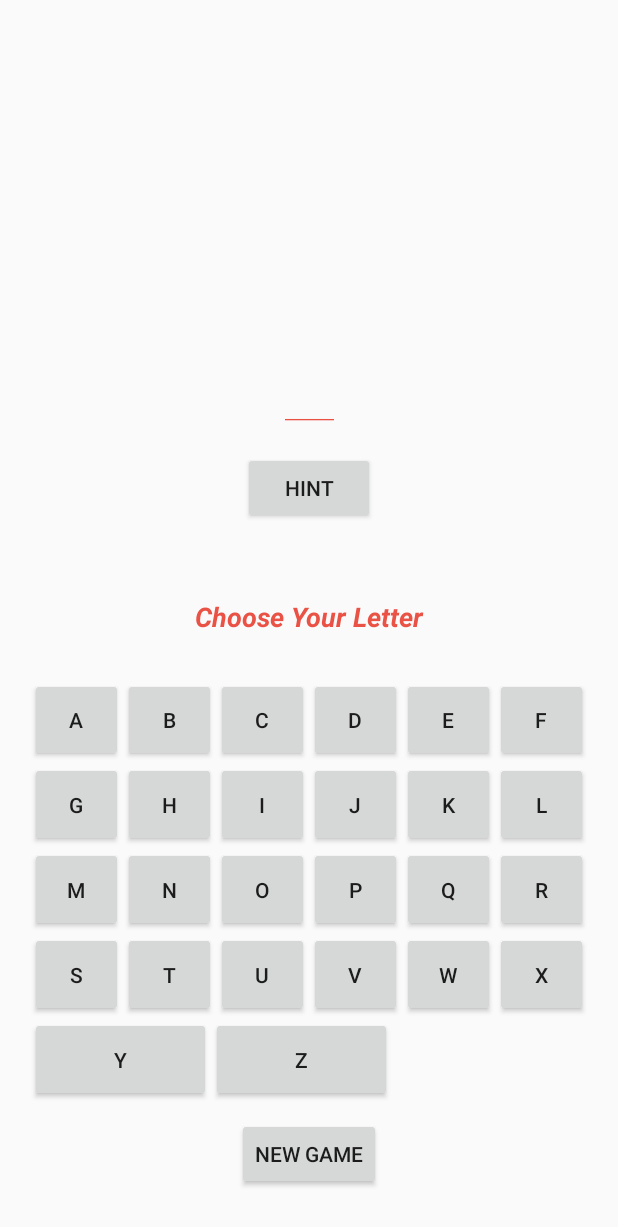
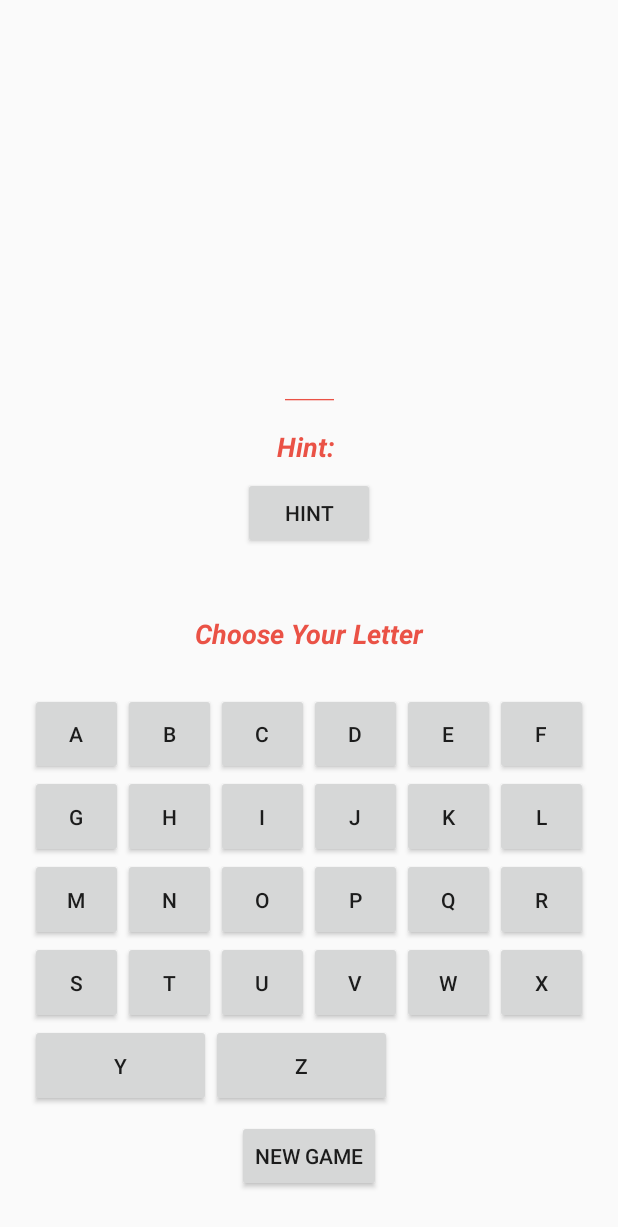
Before and after one commit to ToErUs/ChunhaoBi_YadiHe_Hangman, an Android app built with Jetpack Compose: the MainActivity screen opened directly, with no data from a screen before it, on a phone screen of 412 x 824 dp. Shown: the top 1227 px of the screen. Run offline under Robolectric (Android 15) with nearby library versions, the light colour scheme and no system bars.

Commit message:
add hintMsg TextView and interfaces

```diff
--- a/app/src/main/java/com/example/newapp/HangmanViewModel.kt
+++ b/app/src/main/java/com/example/newapp/HangmanViewModel.kt
@@ -11,10 +11,12 @@ class HangmanViewModel: ViewModel() {
     private var hintStatus:Int=0
     private var hangmanStatus:Int=0
     private lateinit var usedLetters: List<Char>
+    private lateinit var hintMessage:String
 
     init	{
         Log.d(TAG,	"ViewModel	instance	created")
         usedLetters= emptyList()
+        hintMessage="example hint"
     }
 
     public fun renew(){
--- a/app/src/main/java/com/example/newapp/MainActivity.kt
+++ b/app/src/main/java/com/example/newapp/MainActivity.kt
@@ -21,12 +21,14 @@ class MainActivity : ComponentActivity() {
     private	lateinit var letterButtons: List<Button>
     private lateinit var word:TextView
     private lateinit var hangmanImage:ImageView
+    private lateinit var hintMsg:TextView
 
     //Game status parameters
     private lateinit var targetWord:String
     private var hintStatus:Int=0 //0-3
     private var hangmanStatus:Int=0 //0-10
     private lateinit var usedLetters:List<Char>
+    private var hintString:String=""
 
     //ViewModel
     private lateinit var hangmanViewModel:HangmanViewModel
@@ -45,6 +47,7 @@ class MainActivity : ComponentActivity() {
         word=findViewById(R.id.word)
         word.setTypeface(null, Typeface.BOLD)
         word.paintFlags = word.paintFlags or Paint.UNDERLINE_TEXT_FLAG
+        hintMsg=findViewById(R.id.hintMsg)
         hangmanImage=findViewById(R.id.imageview1)
         newGameButton=findViewById(R.id.NGBtn)
         newGameButton.setOnClickListener{
@@ -97,6 +100,7 @@ class MainActivity : ComponentActivity() {
         hintStatus=0
         hangmanStatus=0
         setHangmanImage(0)
+        setHintMsg("")
         enableAllButtons()
         setGuessedWord(" ".repeat(targetWord.length))
     }
@@ -135,6 +139,9 @@ class MainActivity : ComponentActivity() {
 
 
     //backend->UI interfaces:
+    private fun setHintMsg(_hintString:String){
+        hintMsg.setText("Hint: "+_hintString)
+    }
     private fun setGuessedWord(_word:String){
         //_word should be a combination of spaces and guessed letters, eg. "  AM l "
         word.setText(_word)
--- a/app/src/main/res/layout-land/layout.xml
+++ b/app/src/main/res/layout-land/layout.xml
@@ -28,6 +28,16 @@
             android:layout_height="60dp"
             android:gravity="center"
             android:text="word"
+            android:textColor="#EA5246"
+            android:textStyle="bold|italic"
+            android:textSize="18sp" />
+
+        <TextView
+            android:id="@+id/hintMsg"
+            android:layout_width="300dp"
+            android:layout_height="60dp"
+            android:gravity="center"
+            android:text="Hint:"
             android:textColor="#EA5246"
             android:textStyle="bold|italic"
             android:textSize="18sp" />
--- a/app/src/main/res/layout/layout.xml
+++ b/app/src/main/res/layout/layout.xml
@@ -28,9 +28,19 @@
         <TextView
             android:id="@+id/word"
             android:layout_width="300dp"
-            android:layout_height="60dp"
+            android:layout_height="40dp"
             android:gravity="center"
             android:text="word"
+            android:textColor="#EA5246"
+            android:textStyle="bold|italic"
+            android:textSize="18sp" />
+
+        <TextView
+            android:id="@+id/hintMsg"
+            android:layout_width="300dp"
+            android:layout_height="40dp"
+            android:gravity="center"
+            android:text="Hint:"
             android:textColor="#EA5246"
             android:textStyle="bold|italic"
             android:textSize="18sp" />
```
